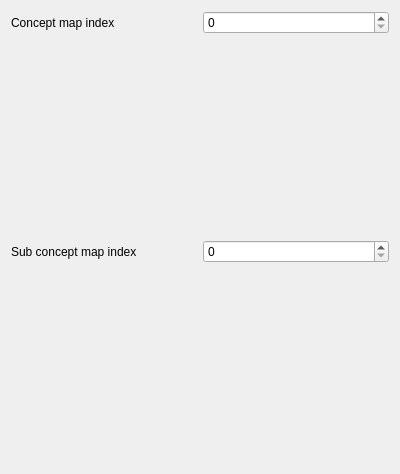
Qt form Projects/ProjectBrainweaver/qtpvdbtestcreatesubconceptmapdialog.ui (richelbilderbeek/ProjectRichelBilderbeek) before a commit.
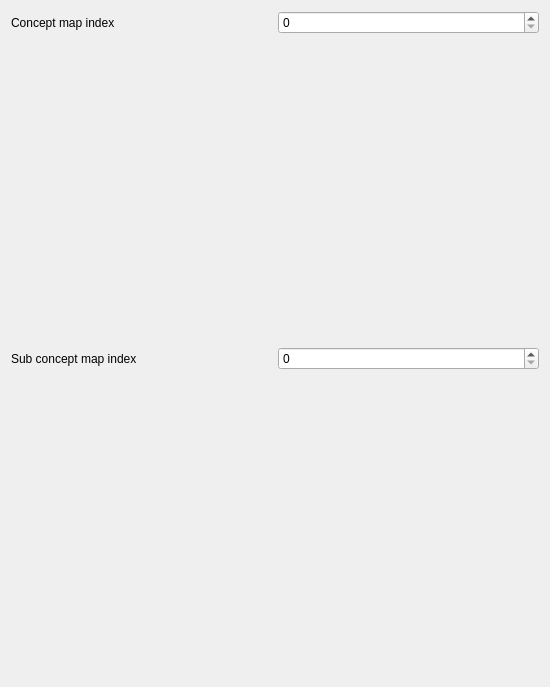
The same form after that commit.

```diff
--- a/Projects/ProjectBrainweaver/qtpvdbtestcreatesubconceptmapdialog.ui
+++ b/Projects/ProjectBrainweaver/qtpvdbtestcreatesubconceptmapdialog.ui
@@ -6,8 +6,8 @@
    <rect>
     <x>0</x>
     <y>0</y>
-    <width>400</width>
-    <height>474</height>
+    <width>550</width>
+    <height>687</height>
    </rect>
   </property>
   <property name="windowTitle">
```
Left out of the diff: 2 changed lines with no effect on the pictures.
